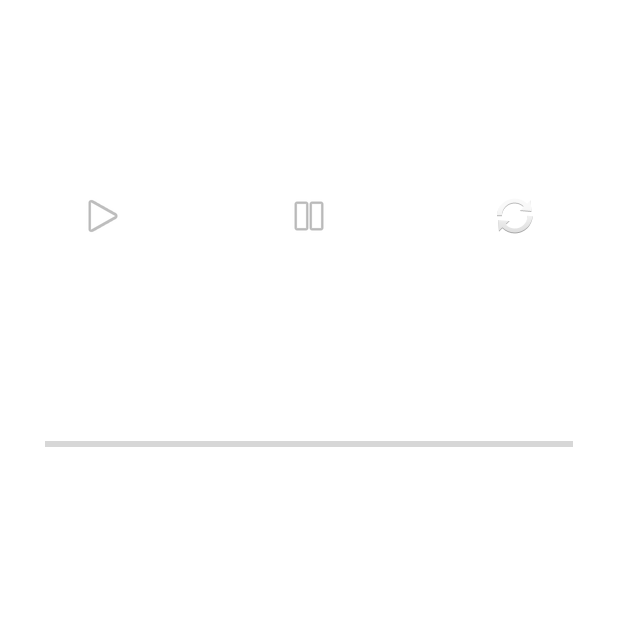
After one commit to Raphiikiki/Anniv_2022_Am, an Android app: the fragment FragmentReadVoc shown on its own in the app's theme, on a phone screen of 412 x 824 dp, the top half of it. The commit adds this screen. Run offline under Robolectric (Android 15) with nearby library versions, the phone set to English and light mode, and no system bars; Roboto replaces fonts that are not available here; 3 statements that could not run were skipped.

Commit message:
Mise en place du fragment contenant les fichiers (vocaux + pdf)

```diff
--- a/app/build.gradle
+++ b/app/build.gradle
@@ -35,6 +35,7 @@ dependencies {
     implementation 'androidx.navigation:navigation-fragment:2.3.5'
     implementation 'androidx.navigation:navigation-ui:2.3.5'
     implementation 'androidx.legacy:legacy-support-v4:1.0.0'
+    implementation 'com.github.barteksc:android-pdf-viewer:2.8.2'
     testImplementation 'junit:junit:4.+'
     androidTestImplementation 'androidx.test.ext:junit:1.1.3'
     androidTestImplementation 'androidx.test.espresso:espresso-core:3.4.0'
--- a/app/src/main/java/com/example/anniv_2022_am/bdd/Database.java
+++ b/app/src/main/java/com/example/anniv_2022_am/bdd/Database.java
@@ -17,7 +17,7 @@ import java.util.List;
 public class Database extends SQLiteOpenHelper {
 
     // Informations
-    private static final int DATABASE_VERSION = 4;
+    private static final int DATABASE_VERSION = 5;
     private static final String DATABASE_NAME = "db_annivam_2022";
     private static final String DATABASE_TABLE_NAME = "fichiers";
 
@@ -49,8 +49,8 @@ public class Database extends SQLiteOpenHelper {
 
         // Request
         String req = "INSERT INTO " + DATABASE_TABLE_NAME + " VALUES " +
-                "('test.png', '2022-02-15 11:00', 'Une petite description')," +
-                "('file.png', '2022-02-15 11:45', 'Une autre petite description');";
+                "('Application.pdf', '2022-02-15 11:00', 'Une petite description')," +
+                "('test.mp3', '2022-02-15 11:45', 'Une autre petite description');";
 
         sqLiteDatabase.execSQL(req);
         sqLiteDatabase.setTransactionSuccessful();
--- a/app/src/main/java/com/example/anniv_2022_am/ui/fichiers/FichiersAdapter.java
+++ b/app/src/main/java/com/example/anniv_2022_am/ui/fichiers/FichiersAdapter.java
@@ -1,5 +1,6 @@
 package com.example.anniv_2022_am.ui.fichiers;
 
+import android.annotation.SuppressLint;
 import android.content.Context;
 import android.graphics.Color;
 import android.view.LayoutInflater;
@@ -35,7 +36,7 @@ public class FichiersAdapter extends ArrayAdapter<Fichier> {
 
         // Set up the associated data
         if(fichier != null) {
-            String fullPath = "icones/"+fichier.getNom();
+            String fullPath = "icones/"+fichier.getNomWoutExt()+".png";
             ((ImageView)notifView.findViewById(R.id.imageview_fichier)).setImageBitmap(Utils.getBitmapFromAssets(getContext(), fullPath));
         }
 
--- /dev/null
+++ b/app/src/main/java/com/example/anniv_2022_am/ui/fichiers/FragmentReadVoc.java
@@ -0,0 +1,88 @@
+package com.example.anniv_2022_am.ui.fichiers;
+
+import android.app.Fragment;
+import android.content.res.AssetFileDescriptor;
+import android.media.MediaPlayer;
+import android.os.Bundle;
+import android.os.Handler;
+import android.util.Log;
+import android.view.LayoutInflater;
+import android.view.View;
+import android.view.ViewGroup;
+import android.widget.ProgressBar;
+
+import androidx.annotation.Nullable;
+
+import com.example.anniv_2022_am.R;
+import com.example.anniv_2022_am.controleurs.Variables;
+
+import java.io.IOException;
+import java.util.Timer;
+import java.util.TimerTask;
+
+public class FragmentReadVoc extends Fragment {
+
+    private MediaPlayer player;
+
+    @Nullable
+    @Override
+    public View onCreateView(LayoutInflater inflater, @Nullable ViewGroup container, Bundle savedInstanceState) {
+        View root = inflater.inflate(R.layout.fragment_read_voc, container, false);
+        String fichier = getArguments().getString("fichier");
+
+        Log.d(Variables.TAG_Fichiers, "Fichier : " + fichier + ", chemin : fichiers/" + fichier);
+
+        // Load the file
+        try {
+            AssetFileDescriptor afd = getContext().getAssets().openFd("fichiers/"+fichier);
+            this.player = new MediaPlayer();
+            this.player.setDataSource(afd.getFileDescriptor(),afd.getStartOffset(),afd.getLength());
+            this.player.prepare();
+        } catch (IOException e) {
+            e.printStackTrace();
+        }
+
+        root.findViewById(R.id.btn_play).setOnClickListener(view -> {
+            if(!player.isPlaying()) {
+                player.start();
+            }
+        });
+        root.findViewById(R.id.btn_pause).setOnClickListener(view -> {
+            if(player.isPlaying()) {
+                player.pause();
+            }
+        });
+        root.findViewById(R.id.btn_replay).setOnClickListener(view -> {
+            player.seekTo(0);
+        });
+
+        // Setup the progressbar
+        ProgressBar pb = root.findViewById(R.id.pb_vocal);
+        pb.setMax(100);
+
+        new Timer().scheduleAtFixedRate(new TimerTask() {
+
+            @Override
+            public void run() {
+                // Update the progress bar
+                float progress = ((float) player.getCurrentPosition() /player.getDuration()) * 100;
+
+                pb.setProgress((int) progress);
+
+                // For garbage collection
+                System.gc();
+            }
+
+        }, 0, 16);
+
+        this.player.start();
+
+        return root;
+    }
+
+    @Override
+    public void onStop() {
+        super.onStop();
+        this.player.stop();
+    }
+}
--- /dev/null
+++ b/app/src/main/res/layout/fragment_read_voc.xml
@@ -0,0 +1,57 @@
+<?xml version="1.0" encoding="utf-8"?>
+<androidx.constraintlayout.widget.ConstraintLayout xmlns:android="http://schemas.android.com/apk/res/android"
+    xmlns:app="http://schemas.android.com/apk/res-auto"
+    android:layout_width="match_parent"
+    android:layout_height="wrap_content">
+
+    <LinearLayout
+        android:id="@+id/layout_buttons"
+        style="?android:attr/buttonBarStyle"
+        android:layout_width="match_parent"
+        android:layout_height="wrap_content"
+        android:layout_marginTop="120dp"
+        android:orientation="horizontal"
+        app:layout_constraintEnd_toEndOf="parent"
+        app:layout_constraintStart_toStartOf="parent"
+        app:layout_constraintTop_toTopOf="parent">
+
+        <Button
+            android:id="@+id/btn_play"
+            style="?android:attr/buttonBarButtonStyle"
+            android:layout_width="wrap_content"
+            android:layout_height="wrap_content"
+            android:layout_weight="1"
+            android:foreground="@android:drawable/ic_media_play"
+            android:foregroundGravity="center" />
+
+        <Button
+            android:id="@+id/btn_pause"
+            style="?android:attr/buttonBarButtonStyle"
+            android:layout_width="wrap_content"
+            android:layout_height="wrap_content"
+            android:layout_weight="1"
+            android:foreground="@android:drawable/ic_media_pause"
+            android:foregroundGravity="center" />
+
+        <Button
+            android:id="@+id/btn_replay"
+            style="?android:attr/buttonBarButtonStyle"
+            android:layout_width="wrap_content"
+            android:layout_height="wrap_content"
+            android:layout_weight="1"
+            android:foreground="@android:drawable/ic_popup_sync"
+            android:foregroundGravity="center" />
+    </LinearLayout>
+
+    <ProgressBar
+        android:id="@+id/pb_vocal"
+        style="?android:attr/progressBarStyleHorizontal"
+        android:layout_width="0dp"
+        android:layout_height="wrap_content"
+        android:layout_marginStart="30dp"
+        android:layout_marginTop="120dp"
+        android:layout_marginEnd="30dp"
+        app:layout_constraintEnd_toEndOf="parent"
+        app:layout_constraintStart_toStartOf="parent"
+        app:layout_constraintTop_toBottomOf="@+id/layout_buttons" />
+</androidx.constraintlayout.widget.ConstraintLayout>
```
Also changed, not shown: app/src/main/AndroidManifest.xml (+5 -4 lines), app/src/main/java/com/example/anniv_2022_am/DisplayStuff.java (added, +59 -0 lines), app/src/main/java/com/example/anniv_2022_am/modele/Fichier.java (+9 -0 lines), app/src/main/java/com/example/anniv_2022_am/ui/fichiers/FragmentFichiers.java (+24 -1 lines), app/src/main/java/com/example/anniv_2022_am/ui/fichiers/FragmentReadPDF.java (added, +31 -0 lines), app/src/main/res/layout/activity_display_stuff.xml (added, +20 -0 lines), app/src/main/res/layout/fragment_read_pdf.xml (added, +16 -0 lines), app/src/main/assets/icones/Application.png (renamed from app/src/main/assets/icones/file.png), app/src/main/assets/icones/test.png, 1 other file.
